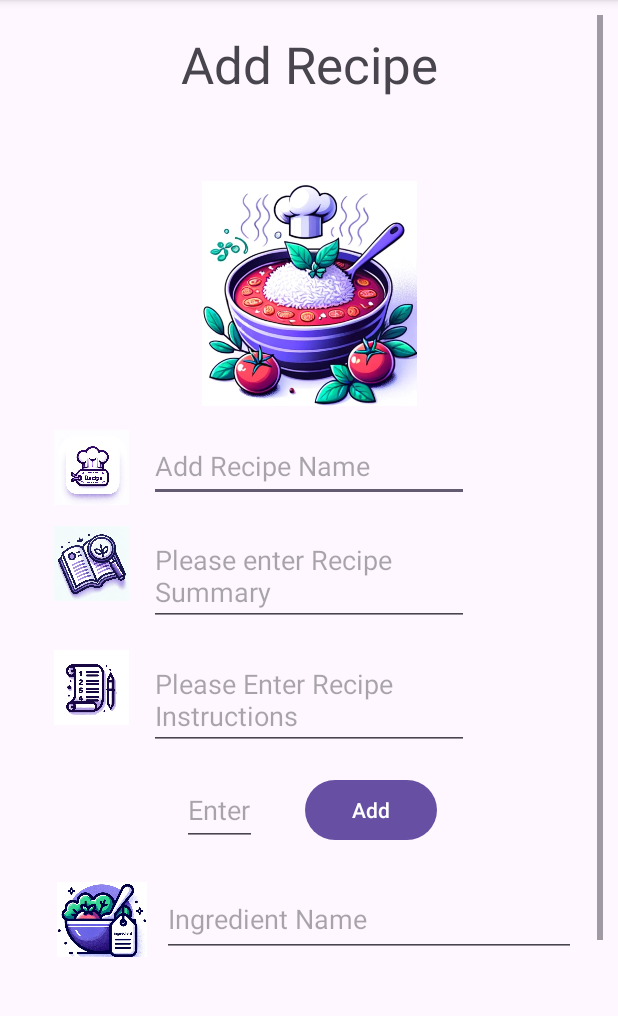
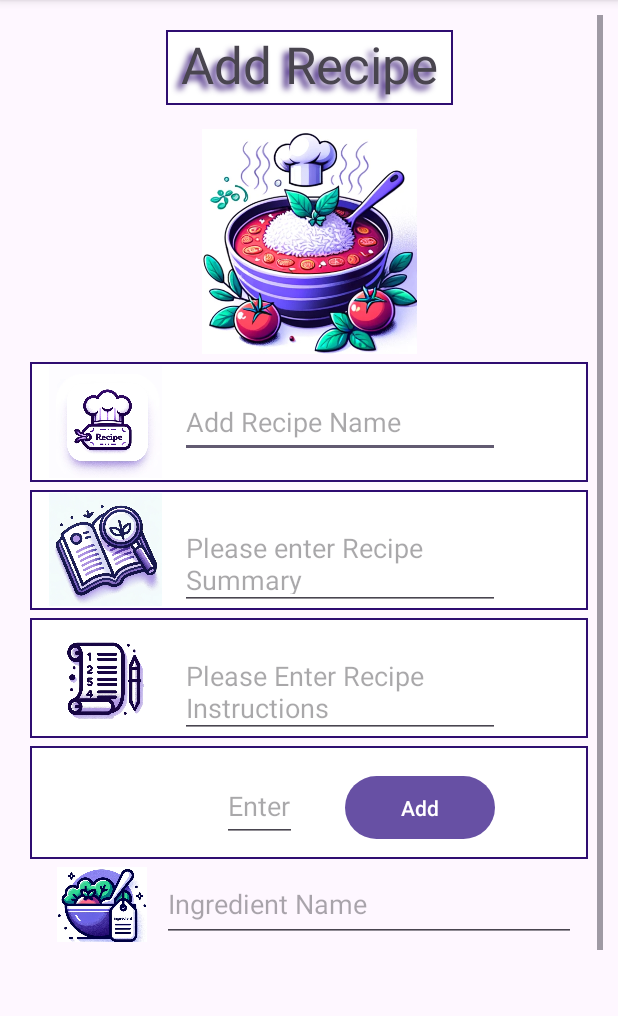
Before and after one commit to tlyrag/F23_3175_G10_WhataFridge, an Android app: the AddRecipesActivity screen opened directly, with no data from a screen before it, on a phone screen of 412 x 824 dp, the part 96-1112 px from its top. Run offline under Robolectric (Android 15) with nearby library versions, the phone set to English and light mode, and no system bars.

Commit message:
Updating Add Recipe

```diff
--- a/WhatAFridge/app/src/main/res/layout/activity_add_recipe.xml
+++ b/WhatAFridge/app/src/main/res/layout/activity_add_recipe.xml
@@ -1,11 +1,10 @@
 <?xml version="1.0" encoding="utf-8"?>
-<ScrollView
-    xmlns:android="http://schemas.android.com/apk/res/android"
+<ScrollView xmlns:android="http://schemas.android.com/apk/res/android"
     xmlns:app="http://schemas.android.com/apk/res-auto"
     xmlns:tools="http://schemas.android.com/tools"
     android:layout_width="match_parent"
     android:layout_height="match_parent"
-    android:fillViewport="false"
+    android:fillViewport="true"
     android:orientation="vertical"
     android:padding="10dp">
 
@@ -20,9 +19,18 @@
         <TextView
             android:id="@+id/textViewMyRecipeTitle"
             android:layout_width="wrap_content"
-        android:layout_height="wrap_content"
+            android:layout_height="50dp"
+            android:background="@drawable/card_stroke"
+            android:gravity="center_horizontal"
+            android:paddingLeft="10dp"
+            android:paddingRight="10dp"
+            android:shadowColor="#2F0D71"
+            android:shadowDx="-5"
+            android:shadowDy="5"
+            android:shadowRadius="5"
             android:text="@string/textViewMyRecipeTitle"
             android:textSize="34sp"
+
             app:layout_constraintEnd_toEndOf="parent"
             app:layout_constraintStart_toStartOf="parent"
             app:layout_constraintTop_toTopOf="parent" />
@@ -37,80 +45,16 @@
             app:layout_constraintStart_toStartOf="parent"
             app:layout_constraintTop_toBottomOf="@+id/ingredientRecyclerView" />
 
-    <EditText
-        android:id="@+id/editTextMyRecipeName"
-        android:layout_width="wrap_content"
-        android:layout_height="48dp"
-        android:layout_marginTop="16dp"
-        android:ems="10"
-        android:hint="@string/editTextMyRecipeName"
-        android:inputType="text"
-        app:layout_constraintEnd_toEndOf="parent"
-        app:layout_constraintStart_toStartOf="parent"
-        app:layout_constraintTop_toBottomOf="@+id/imageViewRecipeMain" />
-
-    <EditText
-        android:id="@+id/editTextMyRecipeSummary"
-        android:layout_width="wrap_content"
-        android:layout_height="wrap_content"
-        android:layout_marginTop="16dp"
-        android:ems="10"
-        android:gravity="start|top"
-        android:hint="@string/editTextMyRecipeSummary"
-        android:inputType="textMultiLine"
-        app:layout_constraintEnd_toEndOf="parent"
-        app:layout_constraintStart_toStartOf="parent"
-        app:layout_constraintTop_toBottomOf="@+id/editTextMyRecipeName" />
-
-    <EditText
-        android:id="@+id/editTextMyRecipeInstruction"
-        android:layout_width="wrap_content"
-        android:layout_height="wrap_content"
-        android:layout_marginTop="16dp"
-        android:ems="10"
-        android:gravity="start|top"
-        android:hint="@string/editTextMyRecipeInstructions"
-        android:inputType="textMultiLine"
-        app:layout_constraintEnd_toEndOf="parent"
-        app:layout_constraintStart_toStartOf="parent"
-        app:layout_constraintTop_toBottomOf="@+id/editTextMyRecipeSummary" />
-
-    <EditText
-        android:id="@+id/editTextNumberOfIngred"
-        android:layout_width="50dp"
-        android:layout_height="48dp"
-        android:layout_marginStart="128dp"
-        android:layout_marginTop="16dp"
-        android:layout_marginEnd="16dp"
-        android:ems="10"
-        android:hint="@string/textViewMyRecipeNumberOfIngredients"
-        android:inputType="numberSigned"
-        app:layout_constraintEnd_toStartOf="@+id/btnAddIngreds"
-        app:layout_constraintStart_toStartOf="parent"
-        app:layout_constraintTop_toBottomOf="@+id/editTextMyRecipeInstruction" />
-
         <androidx.recyclerview.widget.RecyclerView
             android:id="@+id/ingredientRecyclerView"
             android:layout_width="0dp"
             android:layout_height="250dp"
             android:layout_marginStart="8dp"
-        android:layout_marginTop="24dp"
+            android:layout_marginTop="5dp"
             android:layout_marginEnd="8dp"
             app:layout_constraintEnd_toEndOf="parent"
             app:layout_constraintStart_toStartOf="parent"
-        app:layout_constraintTop_toBottomOf="@+id/editTextNumberOfIngred" />
-
-    <Button
-        android:id="@+id/btnAddIngreds"
-        android:layout_width="wrap_content"
-        android:layout_height="wrap_content"
-        android:layout_marginStart="16dp"
-        android:layout_marginTop="16dp"
-        android:layout_marginEnd="128dp"
-        android:text="@string/btnAddIngreds"
-        app:layout_constraintEnd_toEndOf="parent"
-        app:layout_constraintStart_toEndOf="@+id/editTextNumberOfIngred"
-        app:layout_constraintTop_toBottomOf="@+id/editTextMyRecipeInstruction" />
+            app:layout_constraintTop_toBottomOf="@+id/LinearLayoutIngreds" />
 
         <ImageView
             android:id="@+id/imageViewRecipeMain"
@@ -122,35 +66,126 @@
             app:layout_constraintTop_toBottomOf="@+id/textViewMyRecipeTitle"
             app:srcCompat="@drawable/recipe_img" />
 
-    <ImageView
-        android:id="@+id/imageViewRecipeInstruction"
-        android:layout_width="100dp"
-        android:layout_height="50dp"
-        android:layout_marginTop="16dp"
-        app:layout_constraintEnd_toStartOf="@+id/editTextMyRecipeName"
+        <LinearLayout
+            android:id="@+id/LinearLayoutRecipeName"
+            android:layout_width="0dp"
+            android:layout_height="80dp"
+            android:layout_marginTop="5dp"
+            android:background="@drawable/card_stroke"
+            android:orientation="horizontal"
+            app:layout_constraintEnd_toEndOf="parent"
             app:layout_constraintStart_toStartOf="parent"
-        app:layout_constraintTop_toBottomOf="@+id/editTextMyRecipeSummary"
-        app:srcCompat="@drawable/recipe_instruction_img" />
+            app:layout_constraintTop_toBottomOf="@+id/imageViewRecipeMain">
 
             <ImageView
                 android:id="@+id/imageViewRecipeName"
                 android:layout_width="100dp"
-        android:layout_height="50dp"
-        android:layout_marginTop="16dp"
-        app:layout_constraintEnd_toStartOf="@+id/editTextMyRecipeName"
-        app:layout_constraintStart_toStartOf="parent"
-        app:layout_constraintTop_toBottomOf="@+id/imageViewRecipeMain"
+                android:layout_height="75dp"
+                android:layout_marginTop="2dp"
                 app:srcCompat="@drawable/recipe_name_img" />
 
+            <EditText
+                android:id="@+id/editTextMyRecipeName"
+                android:layout_width="wrap_content"
+                android:layout_height="48dp"
+                android:layout_marginTop="16dp"
+                android:ems="10"
+                android:hint="@string/editTextMyRecipeName"
+                android:inputType="text" />
+
+        </LinearLayout>
+
+        <LinearLayout
+            android:id="@+id/LinearLayoutSummary"
+            android:layout_width="0dp"
+            android:layout_height="80dp"
+            android:layout_marginTop="5dp"
+            android:background="@drawable/card_stroke"
+            android:orientation="horizontal"
+            app:layout_constraintEnd_toEndOf="parent"
+            app:layout_constraintStart_toStartOf="parent"
+            app:layout_constraintTop_toBottomOf="@+id/LinearLayoutRecipeName">
+
             <ImageView
-        android:id="@+id/imageView5"
+                android:id="@+id/imageViewMyRecipeSummary"
+                android:layout_width="100dp"
+                android:layout_height="75dp"
+                android:layout_marginTop="2dp"
+                app:srcCompat="@drawable/recipe_summary_img" />
+
+            <EditText
+                android:id="@+id/editTextMyRecipeSummary"
+                android:layout_width="wrap_content"
+                android:layout_height="wrap_content"
+                android:layout_marginTop="16dp"
+                android:ems="10"
+                android:gravity="start|top"
+                android:hint="@string/editTextMyRecipeSummary"
+                android:inputType="textMultiLine" />
+
+        </LinearLayout>
+
+        <LinearLayout
+            android:id="@+id/LinearLayoutInstructions"
+            android:layout_width="0dp"
+            android:layout_height="80dp"
+            android:layout_marginTop="5dp"
+            android:background="@drawable/card_stroke"
+            android:orientation="horizontal"
+            app:layout_constraintEnd_toEndOf="parent"
+            app:layout_constraintStart_toStartOf="parent"
+            app:layout_constraintTop_toBottomOf="@+id/LinearLayoutSummary">
+
+            <ImageView
+                android:id="@+id/imageViewRecipeInstruction"
+                android:layout_width="100dp"
+                android:layout_height="75dp"
+                android:layout_marginTop="2dp"
+                app:srcCompat="@drawable/recipe_instruction_img" />
+
+            <EditText
+                android:id="@+id/editTextMyRecipeInstruction"
+                android:layout_width="wrap_content"
+                android:layout_height="wrap_content"
+                android:layout_marginTop="16dp"
+                android:ems="10"
+                android:gravity="start|top"
+                android:hint="@string/editTextMyRecipeInstructions"
+                android:inputType="textMultiLine" />
+
+        </LinearLayout>
+
+        <LinearLayout
+            android:id="@+id/LinearLayoutIngreds"
+            android:layout_width="match_parent"
+            android:layout_height="75dp"
+            android:layout_marginTop="5dp"
+            android:background="@drawable/card_stroke"
+            android:orientation="horizontal"
+            app:layout_constraintTop_toBottomOf="@+id/LinearLayoutInstructions"
+            tools:layout_editor_absoluteX="10dp">
+
+            <EditText
+                android:id="@+id/editTextNumberOfIngred"
+                android:layout_width="50dp"
+                android:layout_height="48dp"
+                android:layout_marginStart="128dp"
+                android:layout_marginTop="16dp"
+                android:layout_marginEnd="16dp"
+                android:ems="10"
+                android:hint="@string/textViewMyRecipeNumberOfIngredients"
+                android:inputType="numberSigned" />
+
+            <Button
+                android:id="@+id/btnAddIngreds"
                 android:layout_width="100dp"
                 android:layout_height="50dp"
+                android:layout_marginStart="16dp"
                 android:layout_marginTop="16dp"
-        app:layout_constraintEnd_toStartOf="@+id/editTextMyRecipeSummary"
-        app:layout_constraintStart_toStartOf="parent"
-        app:layout_constraintTop_toBottomOf="@+id/editTextMyRecipeName"
-        app:srcCompat="@drawable/recipe_summary_img" />
+                android:layout_marginEnd="128dp"
+                android:text="@string/btnAddIngreds" />
+
+        </LinearLayout>
 
     </androidx.constraintlayout.widget.ConstraintLayout>
 </ScrollView>
```
Lines whose indentation alone changed are shown as unchanged.
